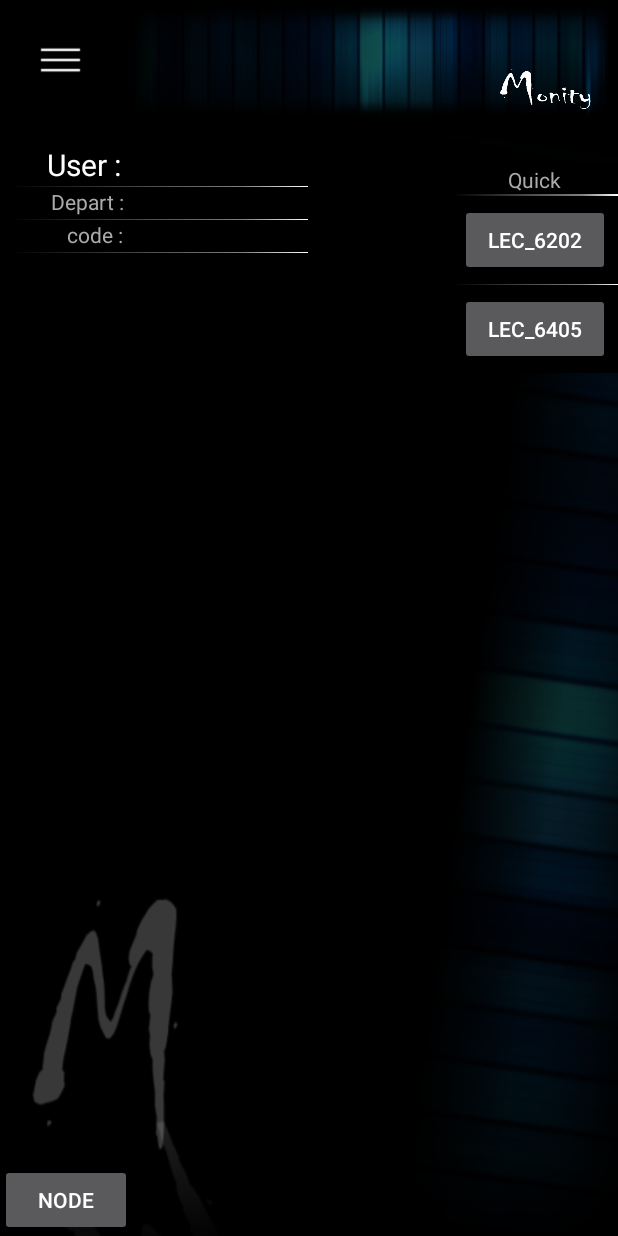
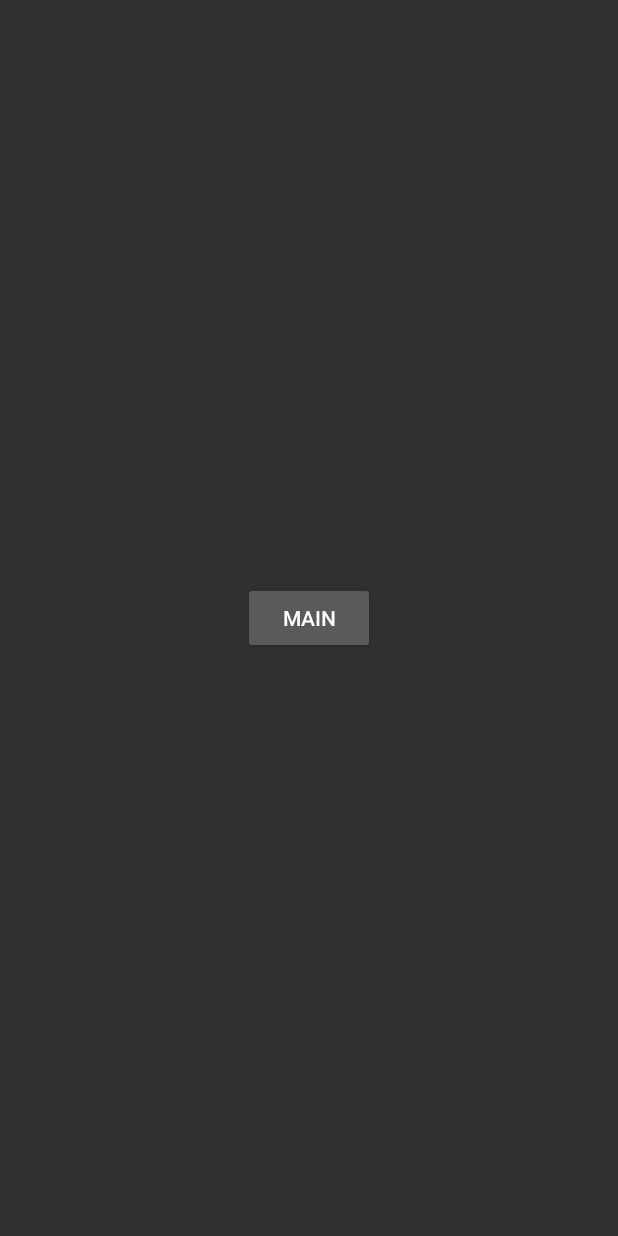
Before and after one commit to nn98/SW_Competition_2019, an Android app: the screen it shows after launch (MainActivity before the commit, FirstActivity after it), on a phone screen of 412 x 824 dp. Run offline under Robolectric (Android 15) with nearby library versions, the phone set to English and light mode, and no system bars; 1 statement that could not run was skipped.

Commit message:
Base layout for Login #1 ->complete

```diff
--- a/app/src/main/AndroidManifest.xml
+++ b/app/src/main/AndroidManifest.xml
@@ -12,11 +12,14 @@
         android:roundIcon="@mipmap/ic_launcher_round"
         android:supportsRtl="true"
         android:theme="@style/Theme.AppCompat.NoActionBar">
-        <activity android:name=".MainActivity">
+        <activity android:name=".FirstActivity">
             <intent-filter>
                 <action android:name="android.intent.action.MAIN" />
                 <category android:name="android.intent.category.LAUNCHER" />
             </intent-filter>
+        </activity>
+        <activity android:name=".MainActivity">
+
         </activity>
         <activity
             android:name=".activity_6202"
--- a/app/src/main/java/kr/co/jkllhgb/peristalsis/Activity_Timetable2.java
+++ b/app/src/main/java/kr/co/jkllhgb/peristalsis/Activity_Timetable2.java
@@ -108,7 +108,7 @@ public class Activity_Timetable2 extends Activity {
         }
         // 현재 요일 확인 후 레이아웃 색 변경
         DateFormat d1 = new SimpleDateFormat("EEE");
-        DateFormat d2 = new SimpleDateFormat("EEE hh:mm");
+        DateFormat d2 = new SimpleDateFormat("EEE HH:mm");
         d1.setTimeZone(TimeZone.getTimeZone("Asia/Seoul"));
         d2.setTimeZone(TimeZone.getTimeZone("Asia/Seoul"));
         String date = d1.format(Calendar.getInstance().getTime());
--- /dev/null
+++ b/app/src/main/java/kr/co/jkllhgb/peristalsis/FirstActivity.java
@@ -0,0 +1,147 @@
+package kr.co.jkllhgb.peristalsis;
+
+import android.app.Activity;
+import android.content.Intent;
+import android.os.AsyncTask;
+import android.os.Bundle;
+import android.os.Handler;
+import android.view.View;
+import android.widget.Button;
+
+import org.json.JSONObject;
+
+import java.io.BufferedReader;
+import java.io.BufferedWriter;
+import java.io.IOException;
+import java.io.InputStream;
+import java.io.InputStreamReader;
+import java.io.OutputStream;
+import java.io.OutputStreamWriter;
+import java.net.HttpURLConnection;
+import java.net.MalformedURLException;
+import java.net.URL;
+import java.util.Arrays;
+
+public class FirstActivity extends Activity {
+    public class JSONTask extends AsyncTask<String, String, String> {
+        @Override
+        protected String doInBackground(String... urls) {
+            try {
+                //JSONObject를 만들고 key value 형식으로 값을 저장해준다.
+                JSONObject jsonObject = new JSONObject();
+                jsonObject.accumulate("user_id", "androidTest");
+                jsonObject.accumulate("name", "yun");
+
+                HttpURLConnection con = null;
+                BufferedReader reader = null;
+
+                try {
+                    //URL url = new URL("http://192.168.25.16:3000/users");
+                    URL url = new URL(urls[0]);
+                    //연결을 함
+                    con = (HttpURLConnection) url.openConnection();
+
+                    con.setRequestMethod("POST");//POST방식으로 보냄
+                    con.setRequestProperty("Cache-Control", "no-cache");//캐시 설정
+                    con.setRequestProperty("Content-Type", "application/json");//application JSON 형식으로 전송
+                    con.setRequestProperty("Accept", "text/html");//서버에 response 데이터를 html로 받음
+                    con.setDoOutput(true);//Outstream으로 post 데이터를 넘겨주겠다는 의미
+                    con.setDoInput(true);//Inputstream으로 서버로부터 응답을 받겠다는 의미
+                    con.connect();
+
+                    //서버로 보내기위해서 스트림 만듬
+                    OutputStream outStream = con.getOutputStream();
+                    //버퍼를 생성하고 넣음
+                    BufferedWriter writer = new BufferedWriter(new OutputStreamWriter(outStream));
+                    writer.write(jsonObject.toString());
+                    writer.flush();
+                    writer.close();//버퍼를 받아줌
+
+                    //서버로 부터 데이터를 받음
+                    InputStream stream = con.getInputStream();
+
+                    reader = new BufferedReader(new InputStreamReader(stream));
+
+                    StringBuffer buffer = new StringBuffer();
+
+                    String line = "";
+                    while ((line = reader.readLine()) != null) {
+                        buffer.append(line);
+                    }
+
+                    return buffer.toString();//서버로 부터 받은 값을 리턴해줌 아마 OK!!가 들어올것임
+
+                } catch (MalformedURLException e) {
+                    e.printStackTrace();
+                } catch (IOException e) {
+                    e.printStackTrace();
+                } finally {
+                    if (con != null) {
+                        con.disconnect();
+                    }
+                    try {
+                        if (reader != null) {
+                            reader.close();//버퍼를 닫아줌
+                        }
+                    } catch (IOException e) {
+                        e.printStackTrace();
+                    }
+                }
+            } catch (Exception e) {
+                e.printStackTrace();
+            }
+
+            return null;
+        }
+        @Override
+        protected void onPostExecute(String result) {
+            super.onPostExecute(result);
+            System.out.println("Execute");
+            String[] resultSet = result.replaceAll("\\[", "").replaceAll("\\{", "").replaceAll("\\}", "").replaceAll("\\]", "")
+                    .replaceAll("\"", "").replaceAll(",", " ").replaceAll("user_name:", "").replaceAll("user_dept:", "").replaceAll("user_id:", "").split(" ");
+            System.out.println(Arrays.toString(resultSet));
+            userInfo = resultSet;
+
+            //tvData.setText(Arrays.toString(resultSet));//서버로 부터 받은 값을 출력해주는 부
+        }
+    }
+    Button main;
+    Intent intent;
+    String[] userInfo;
+    @Override
+    protected void onCreate(Bundle savedInstanceState) {
+        super.onCreate(savedInstanceState);
+        setContentView(R.layout.activity_first);
+        System.out.println("First");
+        main = (Button) findViewById(R.id.Main);
+        intent = new Intent(this, MainActivity.class);
+
+        //실행 즉시 JSONTask 후 Main 실행 -> 실패
+
+        //버튼 클릭으로 JSONTask 후 Main 실행 -> 실패
+
+        //실행 즉시 JSONTask 후 버튼 클릭으로 실행
+        new JSONTask().execute("http://192.168.0.68:3000/user");
+        main.setOnClickListener(new View.OnClickListener() {
+            @Override
+            public void onClick(View v) {
+                intent.putExtra("user",userInfo);
+                startActivityForResult(intent,1);
+            }
+        });
+
+    }
+        /*
+        startLoading();
+    }
+    private void startLoading() {
+        Handler handler = new Handler();
+        handler.postDelayed(new Runnable() {
+            @Override
+            public void run() {
+                finish();
+            }
+        }, 2000);
+    }
+         */
+}
--- a/app/src/main/java/kr/co/jkllhgb/peristalsis/MainActivity.java
+++ b/app/src/main/java/kr/co/jkllhgb/peristalsis/MainActivity.java
@@ -123,6 +123,7 @@ public class MainActivity extends Activity implements View.OnClickListener {
     Button node;
     //TextView nodeS;
     int[] nodeStatus=new int[42];
+    Intent intent;
     String[] userInfo;
 
     public class JSONTask extends AsyncTask<String, String, String> {
@@ -244,6 +245,8 @@ public class MainActivity extends Activity implements View.OnClickListener {
         }
     }
 
+    /* 로그인용 노드 시도->실패
+
     class JSONTaskUser extends JSONTask {
         @Override
         public void onPostExecute(String result) {
@@ -264,19 +267,20 @@ public class MainActivity extends Activity implements View.OnClickListener {
         }
     }
 
+     */
     @Override
     protected void onCreate(Bundle savedInstanceState) {
         super.onCreate(savedInstanceState);
         setContentView(R.layout.activity_main);
         System.out.println("Main");
-        Thread t=new OnJSON();
-        System.out.println("Main");
-        t.start();
         //nodeS=(TextView)findViewById(R.id.nodeS);
         //nodeStatus=new int[42];
-        Intent fIntent=getIntent();
-        //userInfo =fIntent.getStringArrayExtra("userInfo");
+        intent=getIntent();
+        userInfo =intent.getStringArrayExtra("user");
+        System.out.println("userInfo:"+Arrays.toString(userInfo));
         new JSONTask().execute("http://192.168.0.68:3000/post");
+
+
         // IP 확인 ___ 애뮬레이터를 실행하는 pc의 IP가 아닌 애뮬레이터 자체의 IP를 받아오는듯.
         System.out.println(getLocalIpAddress());
 
--- a/app/src/main/java/kr/co/jkllhgb/peristalsis/NodeActivity.java
+++ b/app/src/main/java/kr/co/jkllhgb/peristalsis/NodeActivity.java
@@ -38,7 +38,7 @@ public class NodeActivity extends AppCompatActivity {
 
             @Override
             public void onClick(View view) {
-                new JSONTask().execute("http://172.30.2.157:8888/post");//AsyncTask 시작시킴
+                new JSONTask().execute("http://192.168.0.68:3000/post");//AsyncTask 시작시킴
             }
         });
     }
--- /dev/null
+++ b/app/src/main/res/layout/activity_first.xml
@@ -0,0 +1,16 @@
+<?xml version="1.0" encoding="utf-8"?>
+<android.support.constraint.ConstraintLayout xmlns:android="http://schemas.android.com/apk/res/android"
+    android:layout_width="match_parent"
+    android:layout_height="match_parent"
+    xmlns:app="http://schemas.android.com/apk/res-auto">
+
+    <Button
+        android:text="MAIN"
+        android:id="@+id/Main"
+        app:layout_constraintRight_toRightOf="parent"
+        app:layout_constraintLeft_toLeftOf="parent"
+        app:layout_constraintTop_toTopOf="parent"
+        app:layout_constraintBottom_toBottomOf="parent"
+        android:layout_width="wrap_content"
+        android:layout_height="wrap_content" />
+</android.support.constraint.ConstraintLayout>
```
Also changed, not shown: app/src/main/java/kr/co/jkllhgb/peristalsis/activity_6202.java (+106 -24 lines).
